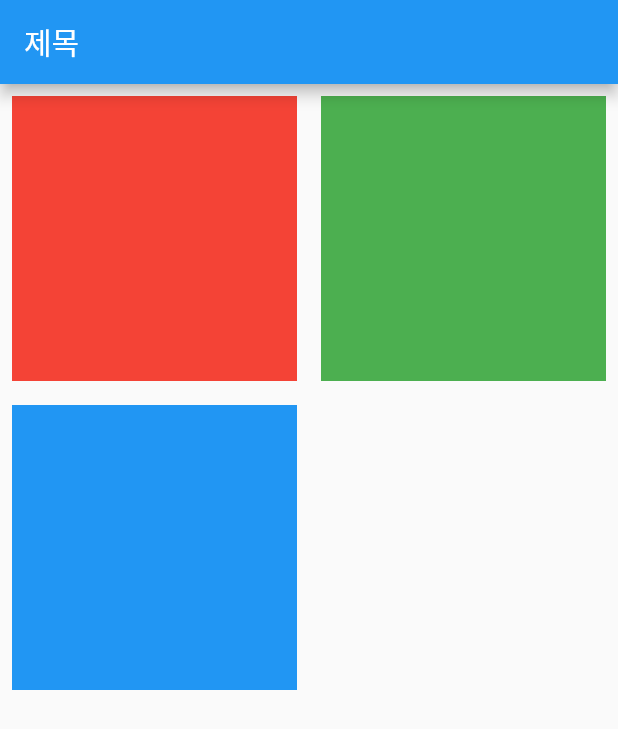
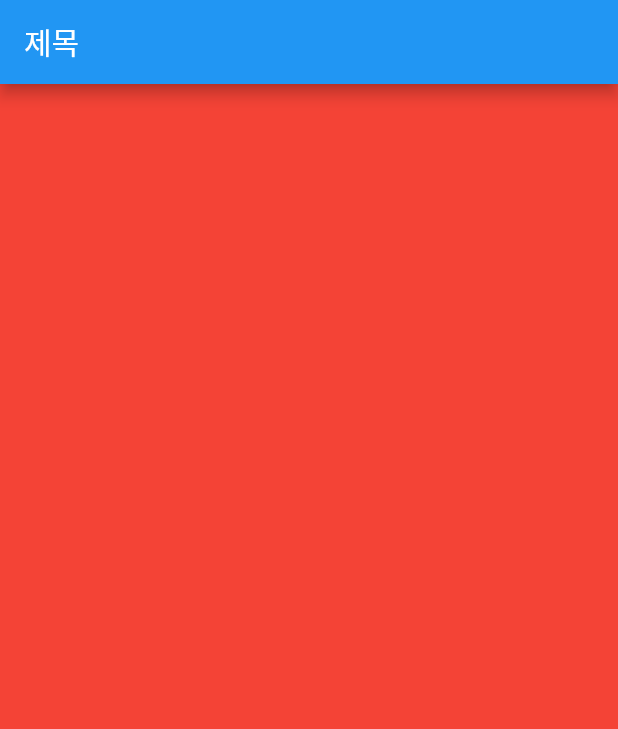
Before and after one commit to peactor/widgets, a Flutter app: the screen it shows after launch, on a phone screen of 412 x 824 dp. Shown: the top 729 px of the screen. Run offline on Flutter 3.47's test engine with Material 2 defaults, Android fonts, the phone set to English and light mode, and no system bars.

```diff
--- a/lib/main.dart
+++ b/lib/main.dart
@@ -27,29 +27,16 @@ class MyHomePage extends StatelessWidget {
       ),
       body:
 
-    GridView.count(
-      crossAxisCount:2,
-      children: <Widget>[
+    PageView(
+       children: <Widget>[
         Container(
           color:Colors.red,
-          width: 100,
-          height:100,
-          padding:const EdgeInsets.all(8.0),
-          margin:const EdgeInsets.all(8.0),
-        ),
+            ),
         Container(
           color:Colors.green,
-          width: 100,
-          height:100,
-          padding:const EdgeInsets.all(8.0),
-          margin:const EdgeInsets.all(8.0),
         ),
         Container(
           color:Colors.blue,
-          width: 100,
-          height:100,
-          padding:const EdgeInsets.all(8.0),
-          margin:const EdgeInsets.all(8.0),
         ),
 
       ],
```
